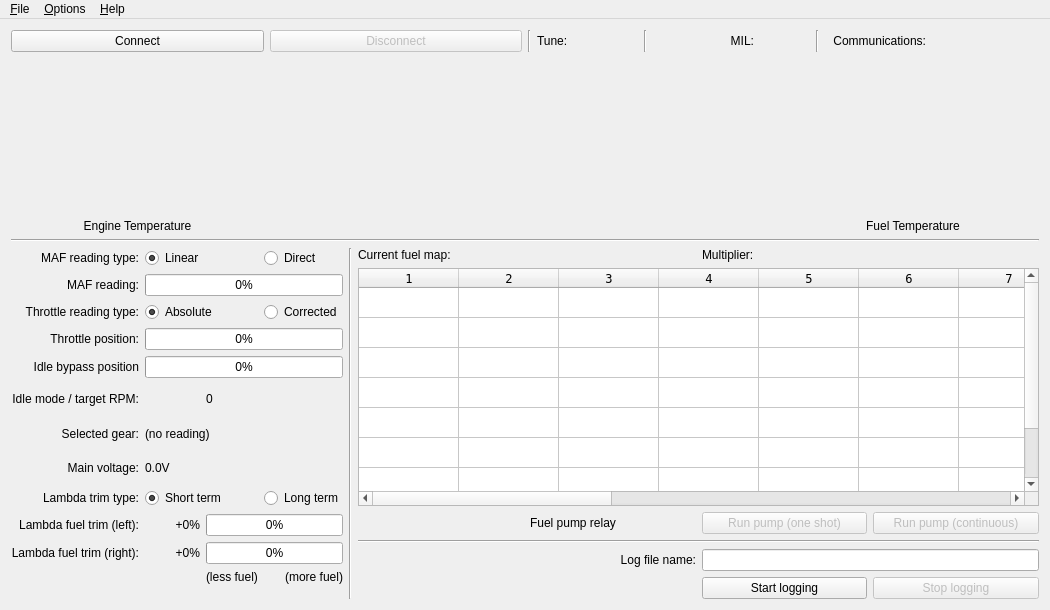
The window that mainwindow.ui (colinbourassa/rovergauge) describes before a commit, drawn with Qt 5.
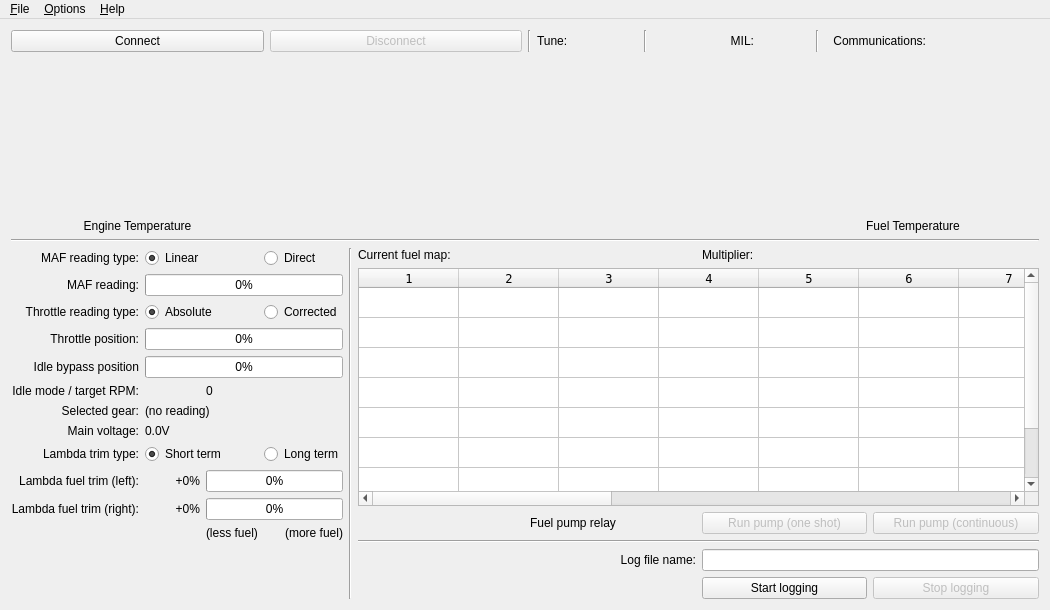
The same window after the commit. Custom widgets are drawn as their Qt base class.

Commit message: Compressed layout for misc data in lower left area, and populate fuel map data without resizing columns/rows

The edit to the form file:
```diff
--- a/mainwindow.ui
+++ b/mainwindow.ui
@@ -173,7 +173,7 @@
       <item>
        <layout class="QHBoxLayout" name="m_layoutBottom" stretch="1,0,3">
         <item>
-         <layout class="QGridLayout" name="m_miscDataLayout">
+         <layout class="QGridLayout" name="m_miscDataLayout" rowstretch="0,0,0,0,0,0,0,0,0,0,0,1">
           <item row="0" column="0">
            <widget class="QLabel" name="m_mafReadingTypeLabel">
             <property name="text">
```
The commit also changes 1 other file.
